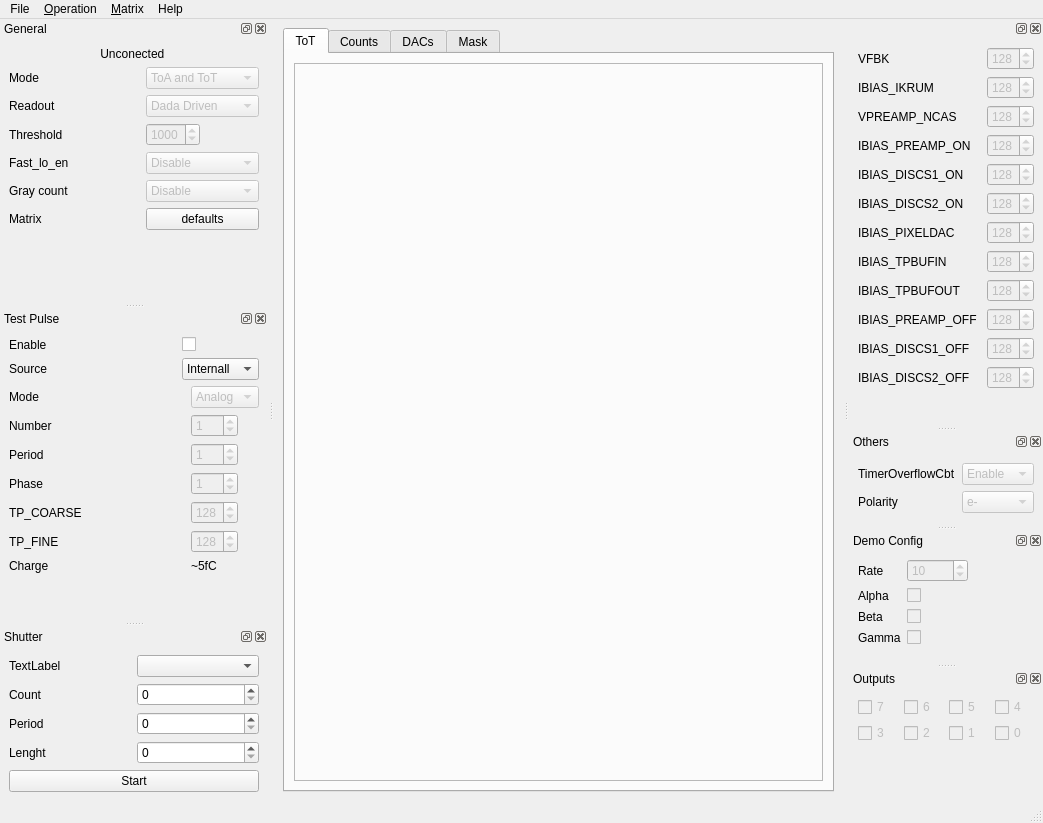
First picture: the form in python/ui/MainWnd.ui, repository navrit/dexter, before the edit.
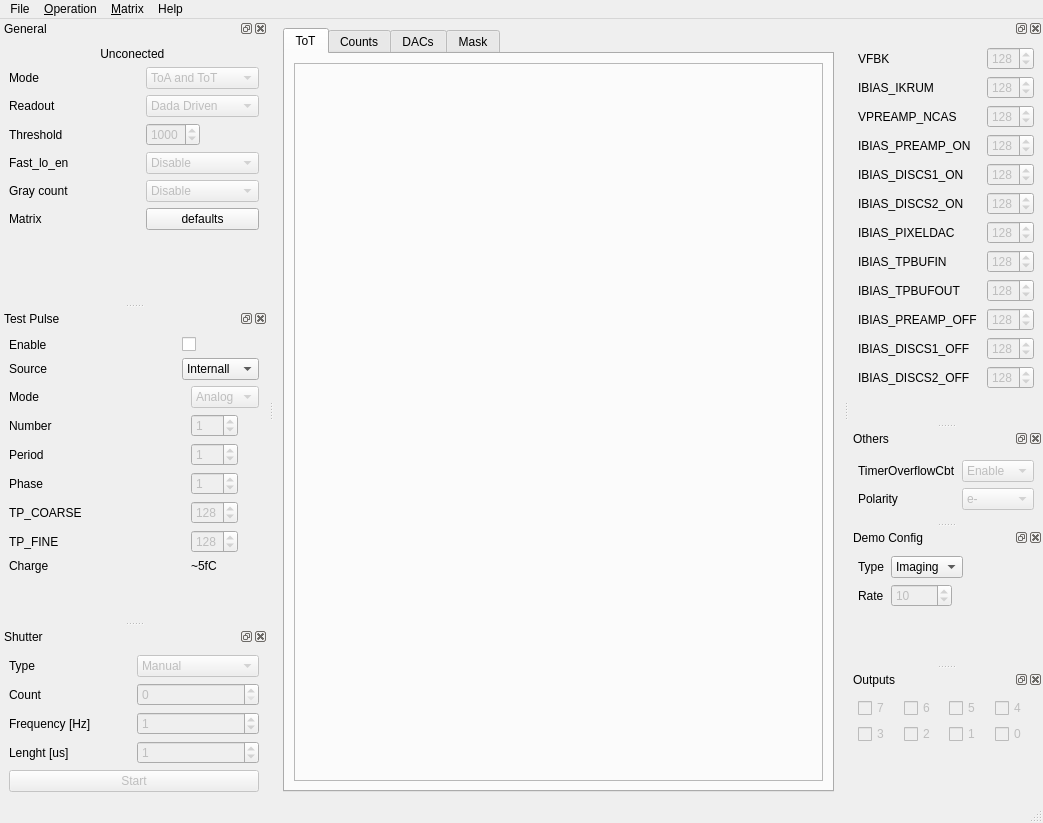
Second picture: the form after the edit. Custom widgets are drawn as their Qt base class.

Commit message: [python] about wnd, load/save configuration, demo modes

```diff
--- a/python/ui/MainWnd.ui
+++ b/python/ui/MainWnd.ui
@@ -662,12 +662,26 @@
        <item>
         <widget class="QLabel" name="label_49">
          <property name="text">
-          <string>TextLabel</string>
+          <string>Type</string>
          </property>
         </widget>
        </item>
        <item>
-        <widget class="QComboBox" name="comboBox_3"/>
+        <widget class="QComboBox" name="comboShutterType">
+         <property name="enabled">
+          <bool>false</bool>
+         </property>
+         <item>
+          <property name="text">
+           <string>Manual</string>
+          </property>
+         </item>
+         <item>
+          <property name="text">
+           <string>Automatic</string>
+          </property>
+         </item>
+        </widget>
        </item>
       </layout>
      </item>
@@ -683,25 +697,52 @@
        <item row="2" column="0">
         <widget class="QLabel" name="label_51">
          <property name="text">
-          <string>Period</string>
+          <string>Frequency [Hz]</string>
          </property>
         </widget>
        </item>
        <item row="3" column="0">
         <widget class="QLabel" name="label_52">
          <property name="text">
-          <string>Lenght</string>
+          <string>Lenght [us]</string>
          </property>
         </widget>
        </item>
        <item row="2" column="1">
-        <widget class="QSpinBox" name="spinBox_6"/>
+        <widget class="QSpinBox" name="spinShutterFreq">
+         <property name="enabled">
+          <bool>false</bool>
+         </property>
+         <property name="maximum">
+          <number>1000000</number>
+         </property>
+         <property name="value">
+          <number>1</number>
+         </property>
+        </widget>
        </item>
        <item row="0" column="1">
-        <widget class="QSpinBox" name="spinBox_7"/>
+        <widget class="QSpinBox" name="spinShutterCount">
+         <property name="enabled">
+          <bool>false</bool>
+         </property>
+         <property name="maximum">
+          <number>1000</number>
+         </property>
+        </widget>
        </item>
        <item row="3" column="1">
-        <widget class="QSpinBox" name="spinBox_8"/>
+        <widget class="QSpinBox" name="spinShutterLenght">
+         <property name="enabled">
+          <bool>false</bool>
+         </property>
+         <property name="maximum">
+          <number>1000000</number>
+         </property>
+         <property name="value">
+          <number>1</number>
+         </property>
+        </widget>
        </item>
       </layout>
      </item>
@@ -709,6 +750,9 @@
       <layout class="QGridLayout" name="gridLayout_8">
        <item row="0" column="0">
         <widget class="QPushButton" name="buttonShutter">
+         <property name="enabled">
+          <bool>false</bool>
+         </property>
          <property name="text">
           <string>Start</string>
          </property>
@@ -1223,14 +1267,14 @@
        <property name="fieldGrowthPolicy">
         <enum>QFormLayout::ExpandingFieldsGrow</enum>
        </property>
-       <item row="0" column="0">
+       <item row="1" column="0">
         <widget class="QLabel" name="label_12">
          <property name="text">
           <string>Rate</string>
          </property>
         </widget>
        </item>
-       <item row="0" column="1">
+       <item row="1" column="1">
         <widget class="QSpinBox" name="spinDemoGenRate">
          <property name="enabled">
           <bool>false</bool>
@@ -1243,59 +1287,47 @@
          </property>
         </widget>
        </item>
-       <item row="1" column="0">
+       <item row="0" column="0">
         <widget class="QLabel" name="label_13">
          <property name="text">
-          <string>Alpha</string>
+          <string>Type</string>
          </property>
         </widget>
        </item>
-       <item row="1" column="1">
-        <widget class="QCheckBox" name="checkDemoGenAlpha">
-         <property name="enabled">
-          <bool>false</bool>
-         </property>
-         <property name="text">
-          <string/>
-         </property>
-        </widget>
-       </item>
-       <item row="2" column="0">
-        <widget class="QLabel" name="label_30">
-         <property name="text">
-          <string>Beta</string>
-         </property>
-        </widget>
-       </item>
-       <item row="2" column="1">
-        <widget class="QCheckBox" name="checkDemoGenBetta">
-         <property name="enabled">
-          <bool>false</bool>
-         </property>
-         <property name="text">
-          <string/>
-         </property>
-        </widget>
-       </item>
-       <item row="3" column="0">
-        <widget class="QLabel" name="label_31">
-         <property name="text">
-          <string>Gamma</string>
-         </property>
-        </widget>
-       </item>
-       <item row="3" column="1">
-        <widget class="QCheckBox" name="checkDemoGenGamma">
-         <property name="enabled">
-          <bool>false</bool>
-         </property>
-         <property name="text">
-          <string/>
-         </property>
+       <item row="0" column="1">
+        <widget class="QComboBox" name="comboDemoType">
+         <item>
+          <property name="text">
+           <string>Imaging</string>
+          </property>
+         </item>
+         <item>
+          <property name="text">
+           <string>Cosmic</string>
+          </property>
+         </item>
+         <item>
+          <property name="text">
+           <string>Alphas</string>
+          </property>
+         </item>
         </widget>
        </item>
       </layout>
      </item>
+     <item>
+      <spacer name="verticalSpacer">
+       <property name="orientation">
+        <enum>Qt::Vertical</enum>
+       </property>
+       <property name="sizeHint" stdset="0">
+        <size>
+         <width>20</width>
+         <height>40</height>
+        </size>
+       </property>
+      </spacer>
+     </item>
     </layout>
    </widget>
   </widget>
```
Left out of the diff: 91 changed lines with no effect on the pictures. The commit also changes 7 other files.
